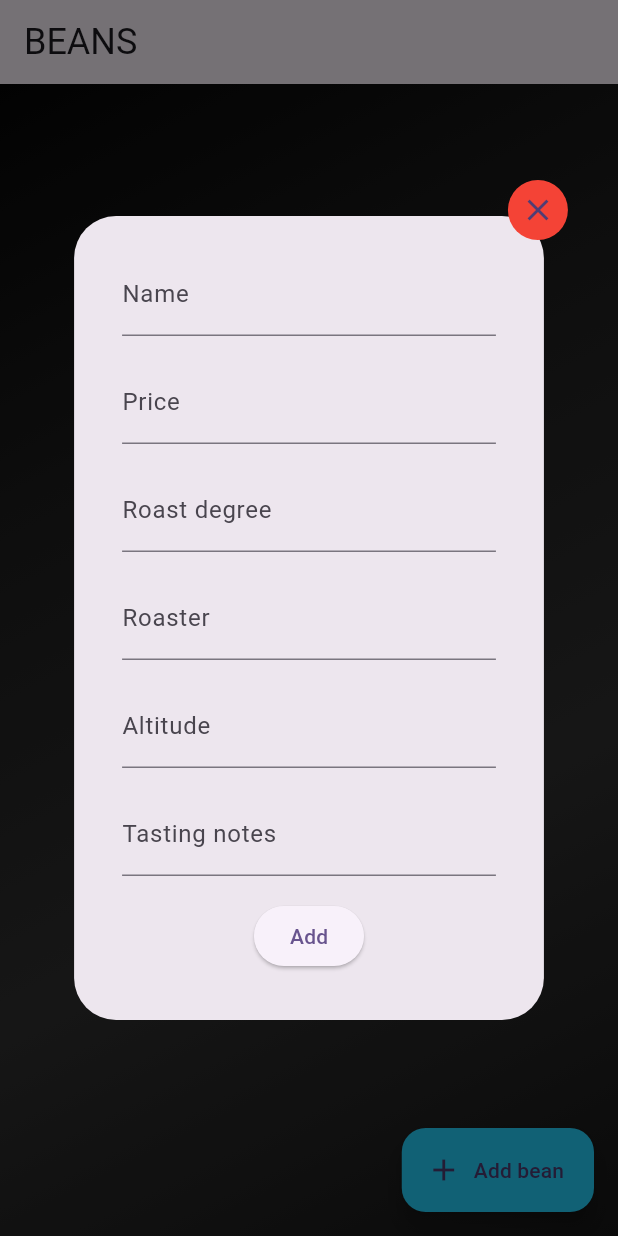
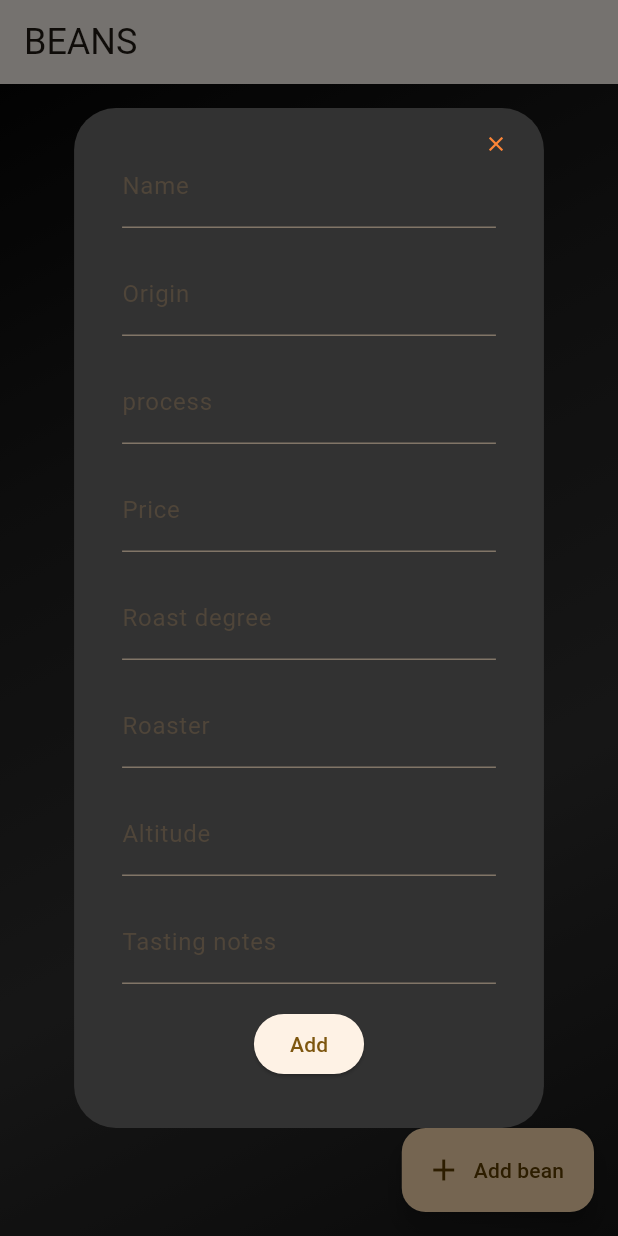
Before and after one commit to Tatok-n/beanBoi-frontend, a Flutter app: the screen it shows after launch, after a tap on "Add bean", on a phone screen of 412 x 824 dp. Run offline on Flutter 3.47's test engine with Material 3 defaults, Android fonts, the phone set to English and light mode, and no system bars; our stand-ins replace simple_animations, supercharged; network calls fail.

Commit message:
Implemented add Beans button Added an edit beans button

```diff
--- a/beanboi_frontend/lib/controllers/beanCaller.dart
+++ b/beanboi_frontend/lib/controllers/beanCaller.dart
@@ -11,7 +11,6 @@ Future<List<Map<String,dynamic>>> getAllBeans(String UID) async {
 }
 
 Future<void> saveBean (Map<String, dynamic> map, String UID) async {
-  print("got here");
   String saveBeanURL = "/users/"+UID+"/beans/";
   await manager.sendPost(saveBeanURL, map);
 }
--- a/beanboi_frontend/lib/main.dart
+++ b/beanboi_frontend/lib/main.dart
@@ -1,14 +1,16 @@
 import 'package:beanboi_frontend/widgets/beanDisplay.dart';
+import 'package:beanboi_frontend/widgets/displayUtils/userPrefs.dart';
 import 'package:flutter/material.dart';
 import 'package:simple_animations/simple_animations.dart';
 import 'controllers/beanCaller.dart';
 
 void main() {
-  runApp(const MyApp());
+  runApp(MyApp());
 }
 
 class MyApp extends StatelessWidget {
-  const MyApp({super.key});
+  MyApp({super.key});
+  final Userprefs userprefs = Userprefs();
 
   // This widget is the root of your application.
   @override
@@ -31,7 +33,7 @@ class MyApp extends StatelessWidget {
         //
         // This works for code too, not just values: Most code changes can be
         // tested with just a hot reload.
-        colorScheme: ColorScheme.fromSeed(seedColor: Colors.deepPurple),
+        colorScheme: ColorScheme.fromSeed(seedColor: userprefs.mainAccent),
         useMaterial3: true,
       ),
       home: BeansDisplay()
--- a/beanboi_frontend/lib/widgets/beanDisplay.dart
+++ b/beanboi_frontend/lib/widgets/beanDisplay.dart
@@ -61,20 +61,19 @@ class _BeansState extends State<BeansDisplay> {
               await showDialog<void>(
                 context: context,
                 builder: (context) => AlertDialog(
+                  backgroundColor: prefs.black3,
                   content: Stack(
                     clipBehavior: Clip.none,
                     children: <Widget>[
                       Positioned(
-                        right: -40,
-                        top: -40,
+                        right: 0,
+                        top: 0,
                         child: InkResponse(
                           onTap: () {
                             Navigator.of(context).pop();
                           },
-                          child: const CircleAvatar(
-                            backgroundColor: Colors.red,
-                            child: Icon(Icons.close),
-                          ),
+                          child:Icon(Icons.close, color: prefs.accent2, size: 16,),
+
                         ),
                       ),
                       Form(
@@ -86,10 +85,30 @@ class _BeansState extends State<BeansDisplay> {
                               padding: const EdgeInsets.all(8),
                               child: TextFormField(
                                 decoration: const InputDecoration(
-                                    hintText: 'Enter Bean name/Origin',
+                                    hintText: 'Enter Bean name',
                                     labelText: 'Name'),
                                 onSaved: (newValue) =>
-                                    beanToAdd["Name"] = newValue,
+                                    beanToAdd["name"] = newValue,
+                              ),
+                            ),
+                                                        Padding(
+                              padding: const EdgeInsets.all(8),
+                              child: TextFormField(
+                                decoration: const InputDecoration(
+                                    hintText: 'Enter Bean Origin',
+                                    labelText: 'Origin'),
+                                onSaved: (newValue) =>
+                                    beanToAdd["origin"] = newValue,
+                              ),
+                            ),
+                                                        Padding(
+                              padding: const EdgeInsets.all(8),
+                              child: TextFormField(
+                                decoration: const InputDecoration(
+                                    hintText: 'Enter the process used',
+                                    labelText: 'process'),
+                                onSaved: (newValue) =>
+                                    beanToAdd["process"] = newValue,
                               ),
                             ),
                             Padding(
@@ -133,7 +152,7 @@ class _BeansState extends State<BeansDisplay> {
                                     hintText: 'Enter name of Roaster',
                                     labelText: 'Roaster'),
                                 onSaved: (newValue) =>
-                                    beanToAdd["Roaster"] = newValue,
+                                    beanToAdd["roaster"] = newValue,
                               ),
                             ),
                             Padding(
@@ -189,7 +208,6 @@ class _BeansState extends State<BeansDisplay> {
             },
             label: Text('Add bean'),
             icon: Icon(Icons.add),
-            backgroundColor: prefs.accent3,
           ),
           appBar: AppBar(
             title: Text(
--- a/beanboi_frontend/lib/widgets/displayUtils/userPrefs.dart
+++ b/beanboi_frontend/lib/widgets/displayUtils/userPrefs.dart
@@ -3,7 +3,7 @@ import 'package:flutter/material.dart';
 class Userprefs {
   bool darkTheme = true;
   Color mainAccent = Color.fromARGB(255, 255, 174, 0);
-  Color accent2 = Color.fromARGB(255, 255, 175, 54);
+  Color accent2 = Color.fromARGB(255, 255, 134, 54);
   Color accent3 = Color.fromARGB(255, 36, 211, 255);
 
   Color black1 = Color.fromARGB(255, 12, 12, 12);
```
Also changed, not shown: beanboi_frontend/lib/widgets/displayUtils/dataCard.dart (+25 -2 lines), 1 other file.
